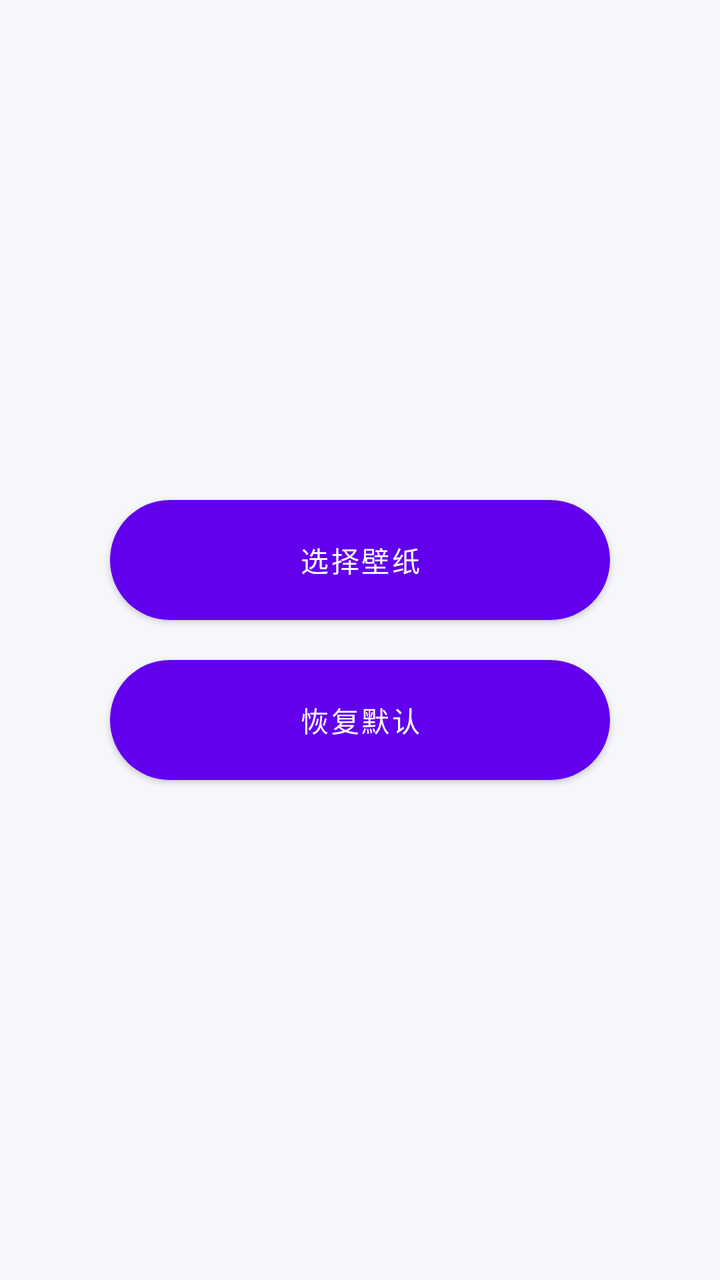
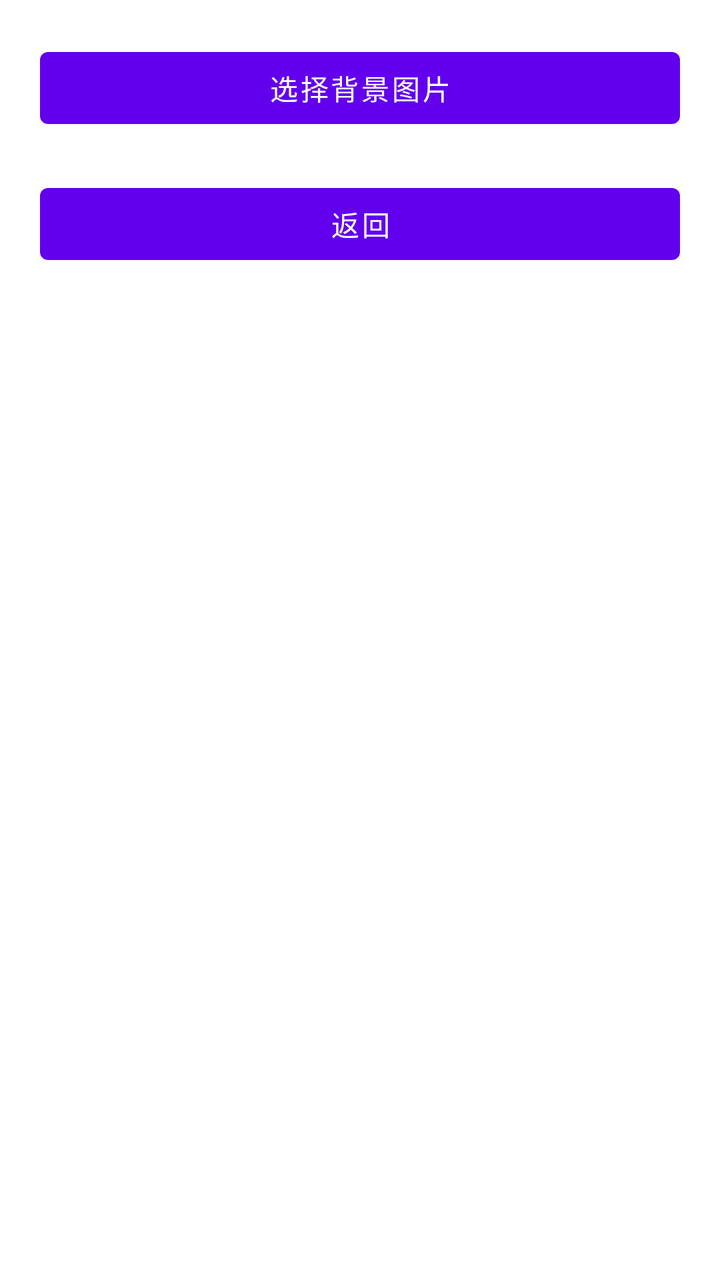

Screens rendered from an Android XML layout before and after an edit, with the pre-edit source and the edit as a unified diff.
<!-- AndroidManifest.xml: application theme Theme.ChooseHelper202 -->
<!-- res/layout/activity_setting.xml -->
<?xml version="1.0" encoding="utf-8"?>
<LinearLayout xmlns:android="http://schemas.android.com/apk/res/android" android:layout_width="match_parent" android:layout_height="match_parent" android:gravity="center" android:orientation="vertical" android:padding="40dp" android:background="#F5F7FA">
    <Button android:id="@+id/btn_pick_photo" android:layout_width="250dp" android:layout_height="60dp" android:text="选择壁纸" android:background="@drawable/btn_primary" android:textColor="#fff"/>
    <Button android:id="@+id/btn_reset_bg" android:layout_width="250dp" android:layout_height="60dp" android:text="恢复默认" android:background="@drawable/btn_grey" android:textColor="#fff" android:layout_marginTop="20dp"/>
</LinearLayout>
<!-- resources referenced by this layout -->
<resources>
  <!-- drawable btn_grey (drawable) -->
  <?xml version="1.0" encoding="utf-8"?>
  <shape xmlns:android="http://schemas.android.com/apk/res/android">
      <solid android:color="#788090"/>
      <corners android:radius="30dp"/>
  </shape>
  <!-- drawable btn_primary (drawable) -->
  <?xml version="1.0" encoding="utf-8"?>
  <shape xmlns:android="http://schemas.android.com/apk/res/android">
      <gradient
          android:startColor="#5B7FFF"
          android:endColor="#3A5FDD"
          android:angle="45"/>
      <corners android:radius="30dp"/>
  </shape>
  <style name="Theme.ChooseHelper202" parent="Theme.MaterialComponents.DayNight.NoActionBar">
          <item name="colorPrimary">#6200EE</item>
          <item name="colorPrimaryVariant">#3700B3</item>
          <item name="colorOnPrimary">#FFFFFF</item>
          <item name="colorSecondary">#03DAC5</item>
          <item name="colorSecondaryVariant">#018786</item>
          <item name="colorOnSecondary">#000000</item>
          <item name="android:statusBarColor">?attr/colorPrimaryVariant</item>
      </style>
</resources>

<!-- the commit's change to res/layout/activity_setting.xml (unified diff, before → after) -->
@@ -1,5 +1,21 @@
 <?xml version="1.0" encoding="utf-8"?>
-<LinearLayout xmlns:android="http://schemas.android.com/apk/res/android" android:layout_width="match_parent" android:layout_height="match_parent" android:gravity="center" android:orientation="vertical" android:padding="40dp" android:background="#F5F7FA">
-    <Button android:id="@+id/btn_pick_photo" android:layout_width="250dp" android:layout_height="60dp" android:text="选择壁纸" android:background="@drawable/btn_primary" android:textColor="#fff"/>
-    <Button android:id="@+id/btn_reset_bg" android:layout_width="250dp" android:layout_height="60dp" android:text="恢复默认" android:background="@drawable/btn_grey" android:textColor="#fff" android:layout_marginTop="20dp"/>
+<LinearLayout xmlns:android="http://schemas.android.com/apk/res/android"
+    android:layout_width="match_parent"
+    android:layout_height="match_parent"
+    android:orientation="vertical"
+    android:padding="20dp">
+
+    <Button
+        android:id="@+id/btn_select_bg"
+        android:layout_width="match_parent"
+        android:layout_height="wrap_content"
+        android:text="选择背景图片"/>
+
+    <Button
+        android:id="@+id/btn_back"
+        android:layout_width="match_parent"
+        android:layout_height="wrap_content"
+        android:text="返回"
+        android:layout_marginTop="20dp"/>
+
 </LinearLayout>
<!-- resource entries referenced after the edit -->
@@ -1,20 +1,5 @@
 <!-- resources referenced by this layout -->
 <resources>
-  <!-- drawable btn_grey (drawable) -->
-  <?xml version="1.0" encoding="utf-8"?>
-  <shape xmlns:android="http://schemas.android.com/apk/res/android">
-      <solid android:color="#788090"/>
-      <corners android:radius="30dp"/>
-  </shape>
-  <!-- drawable btn_primary (drawable) -->
-  <?xml version="1.0" encoding="utf-8"?>
-  <shape xmlns:android="http://schemas.android.com/apk/res/android">
-      <gradient
-          android:startColor="#5B7FFF"
-          android:endColor="#3A5FDD"
-          android:angle="45"/>
-      <corners android:radius="30dp"/>
-  </shape>
   <style name="Theme.ChooseHelper202" parent="Theme.MaterialComponents.DayNight.NoActionBar">
           <item name="colorPrimary">#6200EE</item>
           <item name="colorPrimaryVariant">#3700B3</item>
